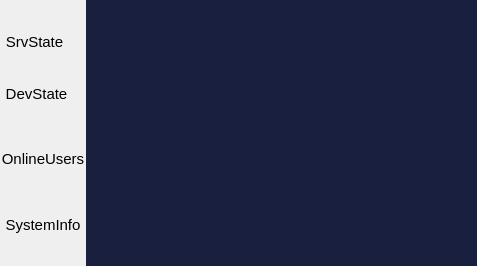
Qt form mainwindow.ui (piaoliushi/SmartServer) before a commit.
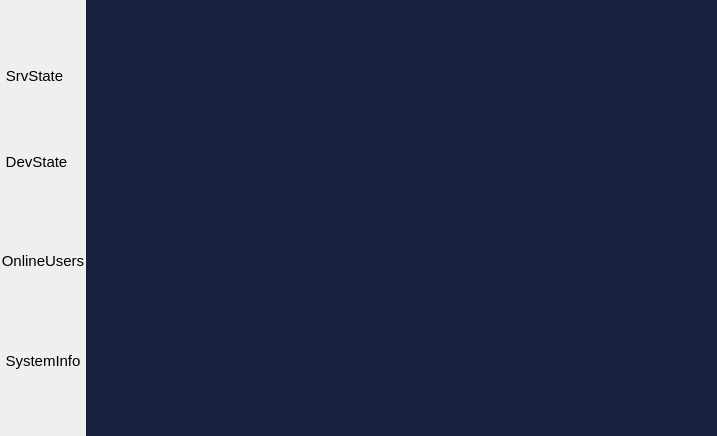
The same form after that commit. Icons and pictures are not drawn.

The edit to the form file:
```diff
--- a/mainwindow.ui
+++ b/mainwindow.ui
@@ -6,8 +6,8 @@
    <rect>
     <x>0</x>
     <y>0</y>
-    <width>477</width>
-    <height>266</height>
+    <width>717</width>
+    <height>436</height>
    </rect>
   </property>
   <property name="windowTitle">
```
